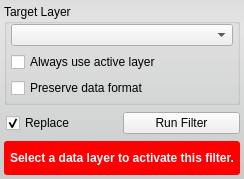
jessdtate/Seg3D, file src/Interface/ToolInterface/GradientMagnitudeFilterInterface.ui: the form before one commit.
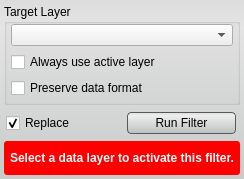
The form after the commit. Custom widgets are drawn as their Qt base class.

Commit message: added styles to the ui buttons still some tweaking that needs done.  check out the Discrete Gaussian Blur tool and let me know if the lighter background looks better.

Patch:
```diff
--- a/src/Interface/ToolInterface/GradientMagnitudeFilterInterface.ui
+++ b/src/Interface/ToolInterface/GradientMagnitudeFilterInterface.ui
@@ -35,6 +35,27 @@
    <string notr="true">QWidget#GradientMagnitudeFilterInterface{
 	border-radius: 3px;
 	background-color: qlineargradient(spread:pad, x1:0.5, y1:0, x2:0.5, y2:0.960227, stop:0 rgba(221, 221, 221, 255), stop:0.155779 rgba(228, 228, 228, 255), stop:1 rgba(202, 204, 204, 255));      
+}
+
+QPushButton{
+	background-color: qlineargradient(spread:pad, x1:0.5, y1:0, x2:0.5, y2:0.960227, stop:0 rgba(221, 221, 221, 255), stop:0.155779 rgba(238, 238, 238, 255), stop:1 rgba(192, 194, 194, 255));
+	border-radius: 4px;
+	border: 1px solid rgb(90, 90, 90);
+	margin:4px;
+}
+
+QPushButton:hover{
+	background-color: qlineargradient(spread:pad, x1:0.5, y1:0, x2:0.5, y2:1, stop:0 rgba(195, 195, 195, 255), stop:0.253769 rgba(206, 206, 206, 255), stop:1 rgba(185, 185, 185, 255));
+	border-radius: 4px;
+	border: 1px solid rgb(90, 90, 90);
+	margin:4px;
+}
+
+QPushButton:pressed{
+	background-color: qlineargradient(spread:pad, x1:0.5, y1:0, x2:0.5, y2:1, stop:0 rgba(150, 150, 150, 255), stop:0.753769 rgba(206, 206, 206, 255), stop:1 rgba(185, 185, 185, 255));
+	border-radius: 4px;
+	border: 1px solid rgb(90, 90, 90);
+	margin:4px;
 }</string>
   </property>
   <layout class="QVBoxLayout" name="verticalLayout">
@@ -170,6 +191,12 @@
       </item>
       <item>
        <widget class="QPushButton" name="runFilterButton">
+        <property name="minimumSize">
+         <size>
+          <width>0</width>
+          <height>30</height>
+         </size>
+        </property>
         <property name="text">
          <string>Run Filter</string>
         </property>
```
The commit also changes 57 other files.
